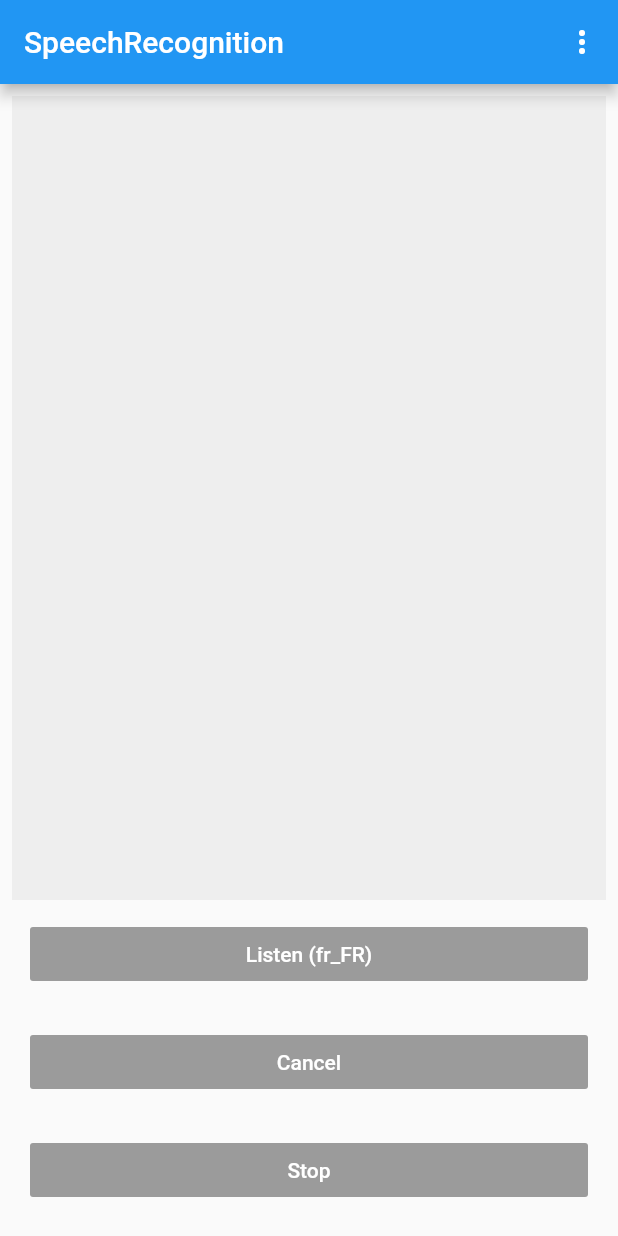
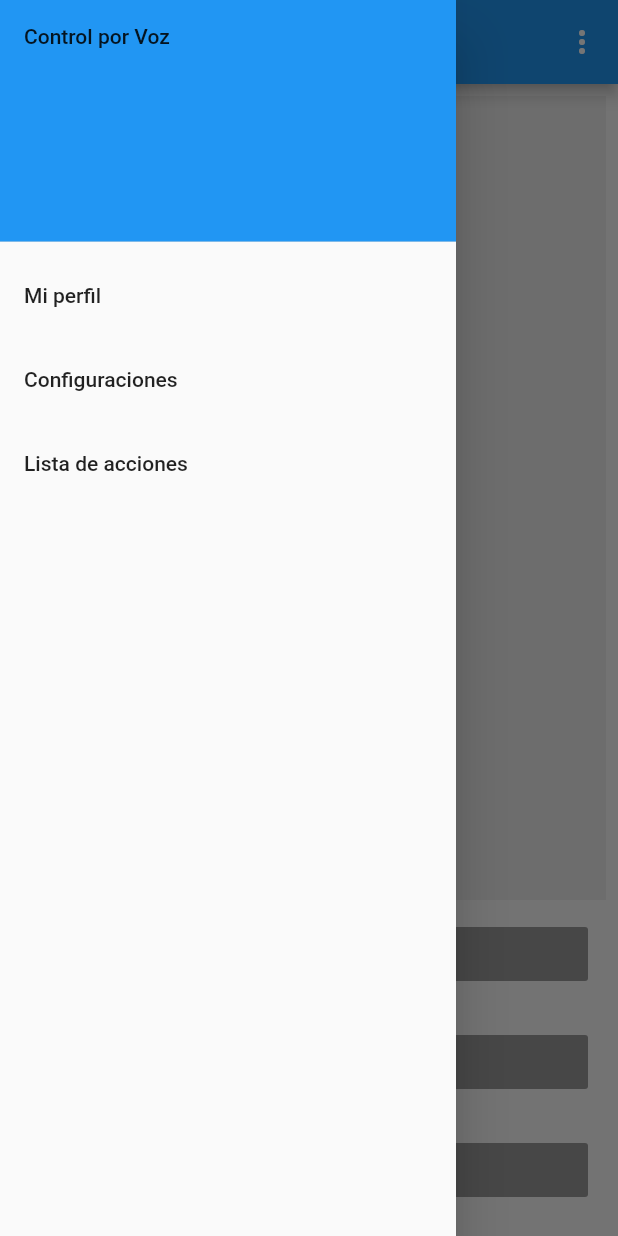
Before and after one commit to luismanuel1989/asistente-personal-mobile-app, a Flutter app: the screen it shows after launch, with the side drawer open (before the commit the screen has no drawer), on a phone screen of 412 x 824 dp. Run offline on Flutter 3.47's test engine with Material 2 defaults, Android fonts, the phone set to English and light mode, and no system bars; our stand-ins replace fluttertoast; missing offline and left inert: speech_recognition.

```diff
--- a/lib/main.dart
+++ b/lib/main.dart
@@ -117,6 +117,37 @@ class _MyHomePageState extends State<MyHomePage> {
     // fast, so that you can just rebuild anything that needs updating rather
     // than having to individually change instances of widgets.
     return Scaffold(
+      drawer: Drawer(
+        child: ListView(
+          padding: EdgeInsets.zero,
+          children: <Widget>[
+           DrawerHeader(
+            child: Text("Control por Voz"),
+             decoration: BoxDecoration(
+               color: Colors.blue
+             ),
+        ),
+            ListTile(
+              title: Text("Mi perfil"),
+              onTap: (){
+
+              },
+            ),
+            ListTile(
+              title: Text("Configuraciones"),
+              onTap: (){
+
+              },
+            ),
+            ListTile(
+              title: Text("Lista de acciones"),
+              onTap: (){
+
+              },
+            )
+          ],
+        ),
+      ),
       appBar: new AppBar(
         title: new Text('SpeechRecognition'),
         actions: [
@@ -208,7 +239,7 @@ class _MyHomePageState extends State<MyHomePage> {
   void onRecognitionResult(String text) {
     setState(() => transcription = text);
     if(transcription.toString().contains("encender")){
-   //   print("Reconociendo..."+transcription);
+      //   print("Reconociendo..."+transcription);
       Fluttertoast.showToast(msg: "Encendiendo Luces",
           toastLength: Toast.LENGTH_SHORT,gravity: ToastGravity.CENTER,
           timeInSecForIosWeb: 1,
```
Also changed, not shown: 1 other file.
